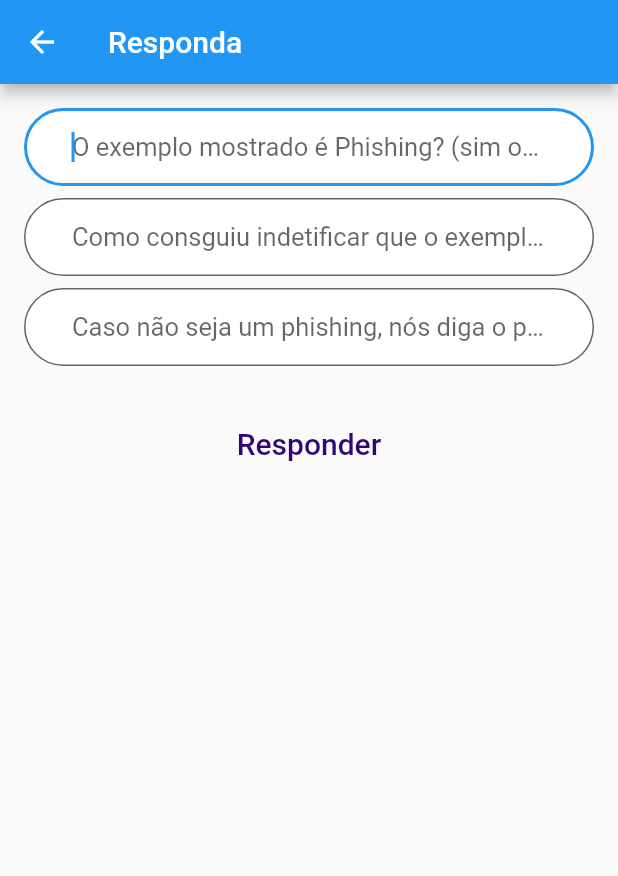
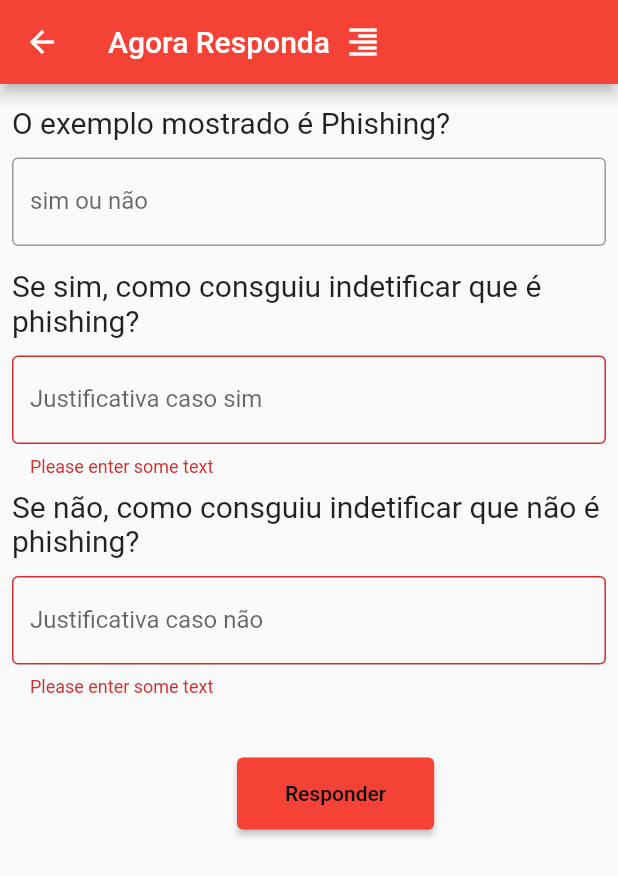
Before and after one commit to Logan-cic/phishing_game_project, a Flutter app: the FormularioDeResposta screen opened directly, after a tap on "Responder", on a phone screen of 412 x 824 dp. Shown: the top 876 px of the screen. Run offline on Flutter 3.47's test engine with Material 2 defaults, Android fonts, the phone set to English and light mode, and no system bars; our stand-ins replace cloud_firestore, firebase_auth, firebase_core; accounts and stored records are empty.

Commit message:
Ajustes na UI do Formulario de resposta

```diff
--- a/lib/Screens/Resposta/Formulario_de_Resposta.dart
+++ b/lib/Screens/Resposta/Formulario_de_Resposta.dart
@@ -1,3 +1,5 @@
+import 'dart:io';
+
 import 'package:cloud_firestore/cloud_firestore.dart';
 import 'package:firebase_core/firebase_core.dart';
 import 'package:flutter/material.dart';
@@ -26,26 +28,37 @@ class _FormularioDeRespostaState extends State<FormularioDeResposta> {
   _salvandoRespostasDoUsuario() async {
     String simOuNao = _controllerSimOuNao.text;
     String motivo = _controllerMotivo.text;
-    String nome = _controllerNome.text;
+    // String nome = _controllerNome.text;
     Userdata user = Userdata();
     user.simOuNao = simOuNao;
     user.motivo = motivo;
-    user.name = nome;
+    // user.name = nome;
 
-    List<dynamic> resposta = [{"nome" : "asda" }, 2];
+    List<dynamic> resposta = [
+      {"nome": "asda"},
+      2
+    ];
+
+    // int i;
+    // final List<Map<dynamic, dynamic>> listDescricao = [];
+
+    // for (i = 1; i <= 2; i++) {
+    //   print("Enter name:");
+    //   String? name = stdin.readLineSync();
+    //   print("Enter OUTRO name:");
+    //   String? outroName = stdin.readLineSync();
+    //   listDescricao.add({"nome": name, "outro": outroName});
+    // }
+    // print(listDescricao);
 
     List<Map<String, dynamic>> locations = [
       {
-        'Nome': nome,
+        // 'Nome': nome,
         'city': 'Tokyo',
         'Latitude': 35.6762,
         'Longitude': 139.6503,
         'utcOffset': 9
-      }
-      ,
-
-
-
+      },
     ];
 
     await Firebase.initializeApp();
@@ -53,7 +66,7 @@ class _FormularioDeRespostaState extends State<FormularioDeResposta> {
       // "Nome": resposta[0],
       // "sim ou não": resposta[1],
       // "motivo": user.motivo
-      "nome" : locations
+      "nome": locations
     });
 
     // .doc("001").set({
@@ -63,89 +76,114 @@ class _FormularioDeRespostaState extends State<FormularioDeResposta> {
     // });
   }
 
+  final _formKey = GlobalKey<FormState>();
+
   @override
   Widget build(BuildContext context) {
     return Scaffold(
       appBar: AppBar(
-        title: const Text("Responda"),
+        title: Row(
+          children: [
+            Text("Agora Responda"),
+            SizedBox(
+              width: 10,
             ),
-      body: Padding(
-        padding: const EdgeInsets.all(16.0),
+            Icon(
+              Icons.format_align_right,
+            ),
+          ],
+        ),
+        backgroundColor: Colors.red,
+      ),
+      body: Form(
+        key: _formKey,
+        child: Padding(
+          padding: const EdgeInsets.only(left: 8, right: 8),
           child: Column(
-          children: [
-            Column(
-              children: [
+            crossAxisAlignment: CrossAxisAlignment.start,
+            children: <Widget>[
+               SizedBox(
+                height: 14,
+              ),
+                Text("O exemplo mostrado é Phishing?", style: TextStyle(fontSize: 20),),
+               SizedBox(
+                height: 12,
+              ),
+              TextFormField(
+                controller: _controllerSimOuNao,
+                decoration: const InputDecoration(
+                  border: OutlineInputBorder(),
+                  // hintText: 'O exemplo mostrado é Phishing? ',
+                  labelText: 'sim ou não',
+                ),
+                validator: (value) {
+                  if (value == null && (value != "sim"  || value != "não" )) {
+                    return 'Por favor responda apenas com sim ou não.';
+                  }
+                  return null;
+                },
+              ),
+               SizedBox(
+                height: 15,
+              ),
+              Text("Se sim, como consguiu indetificar que é phishing?", style: TextStyle(fontSize: 20),),
+               SizedBox(
+                height: 12,
+              ),
               Padding(
-                  padding: EdgeInsets.only(bottom: 8),
-                  child: TextField(
-                    controller: _controllerSimOuNao,
-                    autofocus: true,
-                    keyboardType: TextInputType.text,
-                    style: TextStyle(fontSize: 17),
-                    decoration: InputDecoration(
-                        contentPadding: EdgeInsets.fromLTRB(32, 16, 32, 16),
-                        hintText: "O exemplo mostrado é Phishing? (sim ou não)",
-                        filled: true,
-                        fillColor: Colors.white,
-                        border: OutlineInputBorder(
-                            borderRadius: BorderRadius.circular(32))),
+                padding: const EdgeInsets.only(bottom: 8),
+                child: TextFormField(
+                  controller: _controllerMotivo,
+                  decoration: const InputDecoration(
+                    border: OutlineInputBorder(),
+                    // hintText: '',
+                    labelText: 'Justificativa caso sim',
+                  ),
+                  validator: (value) {
+                    if (value == null || value.isEmpty) {
+                      return 'Please enter some text';
+                    }
+                    return null;
+                  },
                 ),
               ),
-                Padding(
-                  padding: EdgeInsets.only(bottom: 8),
-                  child: TextField(
-                    controller: _controllerMotivo,
-                    autofocus: true,
-                    keyboardType: TextInputType.text,
-                    style: TextStyle(fontSize: 17),
-                    decoration: InputDecoration(
-                        contentPadding: EdgeInsets.fromLTRB(32, 16, 32, 16),
-                        hintText:
-                            "Como consguiu indetificar que o exemplo mostrado é phishing?",
-                        filled: true,
-                        fillColor: Colors.white,
-                        border: OutlineInputBorder(
-                            borderRadius: BorderRadius.circular(32))),
+                Text("Se não, como consguiu indetificar que não é phishing?", style: TextStyle(fontSize: 20),),
+               SizedBox(
+                height: 12,
               ),
+              TextFormField(
+                decoration: const InputDecoration(
+                  border: OutlineInputBorder(),
+                  // hintText:
+                  //     'se não, como consguiu indetificar que não é phishing?',
+                  labelText: 'Justificativa caso não',
                 ),
-                Padding(
-                  padding: EdgeInsets.only(bottom: 8),
-                  child: TextField(
-                    controller: _controllerMotivo,
-                    autofocus: true,
-                    keyboardType: TextInputType.text,
-                    style: TextStyle(fontSize: 17),
-                    decoration: InputDecoration(
-                        contentPadding: EdgeInsets.fromLTRB(32, 16, 32, 16),
-                        hintText:
-                            "Caso não seja um phishing, nós diga o porque.",
-                        filled: true,
-                        fillColor: Colors.white,
-                        border: OutlineInputBorder(
-                            borderRadius: BorderRadius.circular(32))),
+                validator: (value) {
+                  if (value == null || value.isEmpty) {
+                    return 'Please enter some text';
+                  }
+                  return null;
+                },
               ),
+              Container(
+                  padding: const EdgeInsets.only(left: 150.0, top: 40.0),
+                  child: ElevatedButton(
+                    style: TextButton.styleFrom(
+                      backgroundColor: Colors.red,
+                      foregroundColor: Color.fromARGB(255, 7, 7, 7),
+                      padding: const EdgeInsets.fromLTRB(32, 16, 32, 16),
                     ),
-                Padding(
-                    padding: EdgeInsets.only(top: 16, bottom: 10),
-                    child: TextButton(
-                      style: TextButton.styleFrom(
-                          foregroundColor: Colors.blue,
-                          padding: EdgeInsets.fromLTRB(32, 16, 32, 16),
-                          shape: RoundedRectangleBorder(
-                              borderRadius: BorderRadius.circular(32))),
-                      child: Text(
-                        "Responder",
-                        style: TextStyle(
-                            color: Color.fromARGB(255, 51, 5, 115),
-                            fontSize: 20),
-                      ),
-                      onPressed: (() {
-                        _salvandoRespostasDoUsuario();
-                      }),
+                    child: const Text('Responder'),
+                    onPressed: () {
+                      if (_formKey.currentState!.validate()) {
+                        ScaffoldMessenger.of(context).showSnackBar(
+                          const SnackBar(content: Text('Processing Data')),
+                        );
+                      }
+                    },
                   )),
             ],
-            )
-          ],
+          ),
         ),
       ),
     );
@@ -153,5 +191,86 @@ class _FormularioDeRespostaState extends State<FormularioDeResposta> {
 }
 
 //se é phishing
-//como consguiu indetificar que é phishing
-//pq não é phishing
+//se sim, como consguiu indetificar que é phishing?
+//se não, como consguiu indetificar que não é phishing?
+
+// Padding(
+//         padding: const EdgeInsets.all(16.0),
+//         child: Column(
+//           children: [
+//             Column(
+//               children: [
+//                 Padding(
+//                   padding: EdgeInsets.only(bottom: 8),
+//                   child: TextField(
+//                     controller: _controllerSimOuNao,
+//                     autofocus: true,
+//                     keyboardType: TextInputType.text,
+//                     style: TextStyle(fontSize: 17),
+//                     decoration: InputDecoration(
+//                         contentPadding: EdgeInsets.fromLTRB(32, 16, 32, 16),
+//                         hintText: "O exemplo mostrado é Phishing? (sim ou não)",
+//                         filled: true,
+//                         fillColor: Colors.white,
+//                         border: OutlineInputBorder(
+//                             borderRadius: BorderRadius.circular(32))),
+
+//                   ),
+//                 ),
+//                 Padding(
+//                   padding: EdgeInsets.only(bottom: 8),
+//                   child: TextField(
+//                     controller: _controllerMotivo,
+//                     autofocus: true,
+//                     keyboardType: TextInputType.text,
+//                     style: TextStyle(fontSize: 17),
+//                     decoration: InputDecoration(
+//                         contentPadding: EdgeInsets.fromLTRB(32, 16, 32, 16),
+//                         hintText:
+//                             "Como consguiu indetificar que o exemplo mostrado é phishing?",
+//                         filled: true,
+//                         fillColor: Colors.white,
+//                         border: OutlineInputBorder(
+//                             borderRadius: BorderRadius.circular(32))),
+//                   ),
+//                 ),
+//                 Padding(
+//                   padding: EdgeInsets.only(bottom: 8),
+//                   child: TextField(
+//                     controller: _controllerMotivo,
+//                     autofocus: true,
+//                     keyboardType: TextInputType.text,
+//                     style: TextStyle(fontSize: 17),
+//                     decoration: InputDecoration(
+//                         contentPadding: EdgeInsets.fromLTRB(32, 16, 32, 16),
+//                         hintText:
+//                             "Caso não seja um phishing, nós diga o porque.",
+//                         filled: true,
+//                         fillColor: Colors.white,
+//                         border: OutlineInputBorder(
+//                             borderRadius: BorderRadius.circular(32))),
+//                   ),
+//                 ),
+//                 Padding(
+//                     padding: EdgeInsets.only(top: 16, bottom: 10),
+//                     child: TextButton(
+//                       style: TextButton.styleFrom(
+//                           foregroundColor: Colors.blue,
+//                           padding: EdgeInsets.fromLTRB(32, 16, 32, 16),
+//                           shape: RoundedRectangleBorder(
+//                               borderRadius: BorderRadius.circular(32))),
+//                       child: Text(
+//                         "Responder",
+//                         style: TextStyle(
+//                             color: Color.fromARGB(255, 51, 5, 115),
+//                             fontSize: 20),
+//                       ),
+//                       onPressed: (() {
+//                         _salvandoRespostasDoUsuario();
+//                       }),
+//                     )),
+//               ],
+//             )
+//           ],
+//         ),
+//       ),
```
Lines whose indentation alone changed are shown as unchanged.
